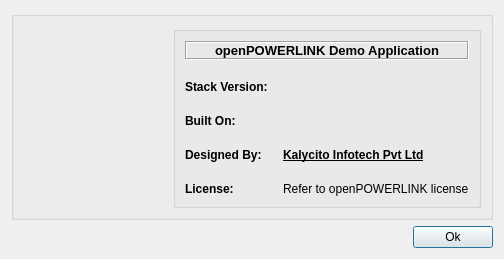
Before: the Qt Designer form apps/demo_qt_advanced/plk_qt_gui/ui/AboutDialog.ui in OpenAutomationTechnologies/openPOWERLINK_Qt_App, drawn with Qt 5.
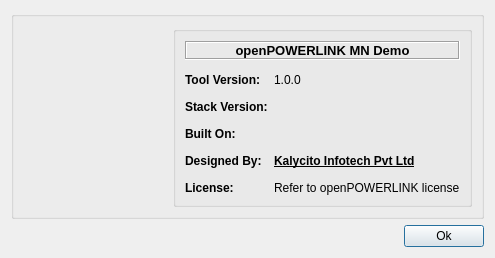
After: the same form once the commit is applied. Icons and pictures are not drawn.

What changed in the file:
```diff
--- a/apps/demo_qt_advanced/plk_qt_gui/ui/AboutDialog.ui
+++ b/apps/demo_qt_advanced/plk_qt_gui/ui/AboutDialog.ui
@@ -7,8 +7,8 @@
    <rect>
     <x>0</x>
     <y>0</y>
-    <width>504</width>
-    <height>245</height>
+    <width>495</width>
+    <height>247</height>
    </rect>
   </property>
   <property name="windowTitle">
@@ -41,14 +41,8 @@
          <string/>
         </property>
         <layout class="QFormLayout" name="formLayout">
-         <property name="fieldGrowthPolicy">
-          <enum>QFormLayout::AllNonFixedFieldsGrow</enum>
-         </property>
-         <property name="horizontalSpacing">
-          <number>15</number>
-         </property>
          <property name="verticalSpacing">
-          <number>20</number>
+          <number>13</number>
          </property>
          <item row="0" column="0" colspan="2">
           <widget class="QLabel" name="title">
@@ -59,7 +53,7 @@
             <enum>QFrame::Sunken</enum>
            </property>
            <property name="text">
-            <string>&lt;html&gt;&lt;head/&gt;&lt;body&gt;&lt;p&gt;&lt;span style=&quot; font-size:10pt; font-weight:600; color:#000000;&quot;&gt;openPOWERLINK Demo Application&lt;/span&gt;&lt;/p&gt;&lt;/body&gt;&lt;/html&gt;</string>
+            <string>&lt;html&gt;&lt;head/&gt;&lt;body&gt;&lt;p&gt;&lt;span style=&quot; font-size:10pt; font-weight:600; color:#000000;&quot;&gt;openPOWERLINK MN Demo&lt;/span&gt;&lt;/p&gt;&lt;/body&gt;&lt;/html&gt;</string>
            </property>
            <property name="textFormat">
             <enum>Qt::RichText</enum>
@@ -70,41 +64,55 @@
           </widget>
          </item>
          <item row="1" column="0">
+          <widget class="QLabel" name="labelToolVersion">
+           <property name="text">
+            <string>&lt;html&gt;&lt;head/&gt;&lt;body&gt;&lt;p&gt;&lt;span style=&quot; font-weight:600;&quot;&gt;Tool Version:&lt;/span&gt;&lt;/p&gt;&lt;/body&gt;&lt;/html&gt;</string>
+           </property>
+          </widget>
+         </item>
+         <item row="1" column="1">
+          <widget class="QLabel" name="toolVersion">
+           <property name="text">
+            <string>1.0.0</string>
+           </property>
+          </widget>
+         </item>
+         <item row="2" column="0">
           <widget class="QLabel" name="labelStackVersion">
            <property name="text">
             <string>&lt;html&gt;&lt;head/&gt;&lt;body&gt;&lt;p&gt;&lt;span style=&quot; font-weight:600;&quot;&gt;Stack Version:&lt;/span&gt;&lt;/p&gt;&lt;/body&gt;&lt;/html&gt;</string>
            </property>
           </widget>
          </item>
-         <item row="1" column="1">
+         <item row="2" column="1">
           <widget class="QLabel" name="stackVersion">
            <property name="text">
             <string/>
            </property>
           </widget>
          </item>
-         <item row="2" column="0">
+         <item row="3" column="0">
           <widget class="QLabel" name="labelBuilton">
            <property name="text">
             <string>&lt;html&gt;&lt;head/&gt;&lt;body&gt;&lt;p&gt;&lt;span style=&quot; font-weight:600;&quot;&gt;Built On:&lt;/span&gt;&lt;/p&gt;&lt;/body&gt;&lt;/html&gt;</string>
            </property>
           </widget>
          </item>
-         <item row="2" column="1">
+         <item row="3" column="1">
           <widget class="QLabel" name="builtOn">
            <property name="text">
             <string/>
            </property>
           </widget>
          </item>
-         <item row="3" column="0">
+         <item row="4" column="0">
           <widget class="QLabel" name="labelDesignedBy">
            <property name="text">
             <string>&lt;html&gt;&lt;head/&gt;&lt;body&gt;&lt;p&gt;&lt;span style=&quot; font-weight:600;&quot;&gt;Designed By:&lt;/span&gt;&lt;/p&gt;&lt;/body&gt;&lt;/html&gt;</string>
            </property>
           </widget>
          </item>
-         <item row="3" column="1">
+         <item row="4" column="1">
           <widget class="QLabel" name="designedBy">
            <property name="text">
             <string>&lt;html&gt;&lt;head/&gt;&lt;body&gt;&lt;p&gt;&lt;a href=&quot;http://www.kalycito.com&quot;&gt;&lt;span style=&quot; font-weight:600; text-decoration: underline; color:#000000;&quot;&gt;Kalycito Infotech Pvt Ltd&lt;/span&gt;&lt;/a&gt;&lt;/p&gt;&lt;/body&gt;&lt;/html&gt;</string>
@@ -117,14 +125,14 @@
            </property>
           </widget>
          </item>
-         <item row="4" column="0">
+         <item row="5" column="0">
           <widget class="QLabel" name="labelLicense">
            <property name="text">
             <string>&lt;html&gt;&lt;head/&gt;&lt;body&gt;&lt;p&gt;&lt;span style=&quot; font-weight:600;&quot;&gt;License:&lt;/span&gt;&lt;/p&gt;&lt;/body&gt;&lt;/html&gt;</string>
            </property>
           </widget>
          </item>
-         <item row="4" column="1">
+         <item row="5" column="1">
           <widget class="QLabel" name="license">
            <property name="text">
             <string>&lt;html&gt;&lt;head/&gt;&lt;body&gt;&lt;p&gt;&lt;span style=&quot; font-size:9pt;&quot;&gt;Refer to openPOWERLINK license&lt;/span&gt;&lt;/p&gt;&lt;/body&gt;&lt;/html&gt;</string>
```
